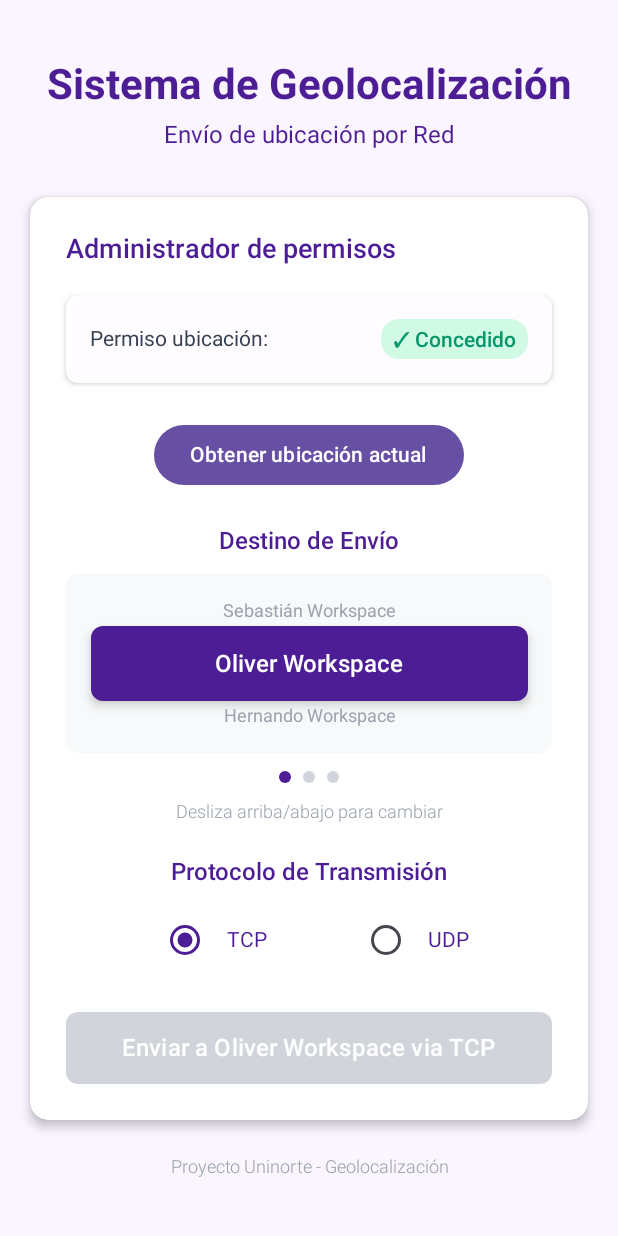
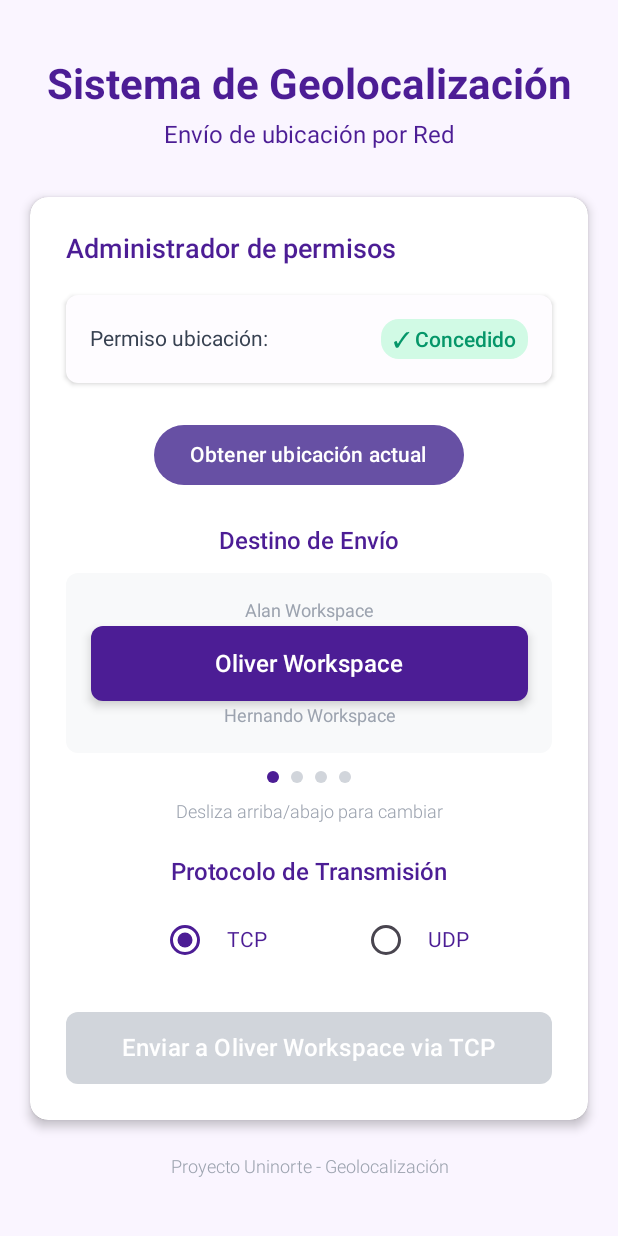
Before and after one commit to herbds/Geolocation, an Android app built with Jetpack Compose: the screen it shows after launch (MainActivity), on a phone screen of 412 x 824 dp. Run offline under Robolectric (Android 15) with nearby library versions, the phone set to English and light mode, and no system bars.

Commit message:
Add Alan Workspace to destination list and IP updates

```diff
--- a/app/src/main/java/com/project/geolocation/network/NetworkManager.kt
+++ b/app/src/main/java/com/project/geolocation/network/NetworkManager.kt
@@ -26,8 +26,9 @@ class NetworkManager(private val context: Context) {
         val time = SimpleDateFormat("dd/MM/yyyy HH:mm:ss", Locale.getDefault()).format(Date(location.time))
         val message = "Identifier: $identifier, Lat: ${location.latitude}, Lon: ${location.longitude}, Time: $time"
         val port = when {
-            identifier == "Hernando Workspace" && protocol.uppercase() == "TCP" -> 5051
-            protocol.uppercase() == "TCP" -> 5050
+            identifier == "Hernando Workspace" && protocol.uppercase() == "TCP" -> 551
+            identifier == "Hernando Workspace" && protocol.uppercase() == "UDP" -> 541
+            protocol.uppercase() == "TCP" -> 551
             else -> 5049
 
         }
--- a/app/src/main/java/com/project/geolocation/ui/screens/MainScreen.kt
+++ b/app/src/main/java/com/project/geolocation/ui/screens/MainScreen.kt
@@ -33,7 +33,7 @@ fun MainScreen(
 ) {
     var selectedProtocol by remember { mutableStateOf("TCP") }
 
-    val destinations = listOf("Oliver Workspace", "Hernando Workspace", "Sebastián Workspace")
+    val destinations = listOf("Oliver Workspace", "Hernando Workspace", "Sebastián Workspace", "Alan Workspace")
     var selectedDestinationIndex by remember { mutableStateOf(0) }
 
     Box(
```
Also changed, not shown: app/src/main/java/com/project/geolocation/MainActivity.kt (+4 -3 lines), 1 other file.
